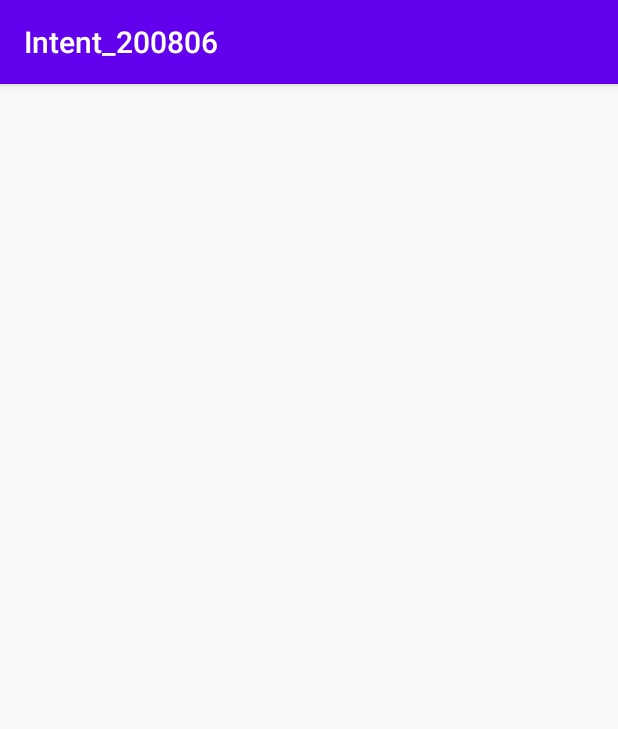
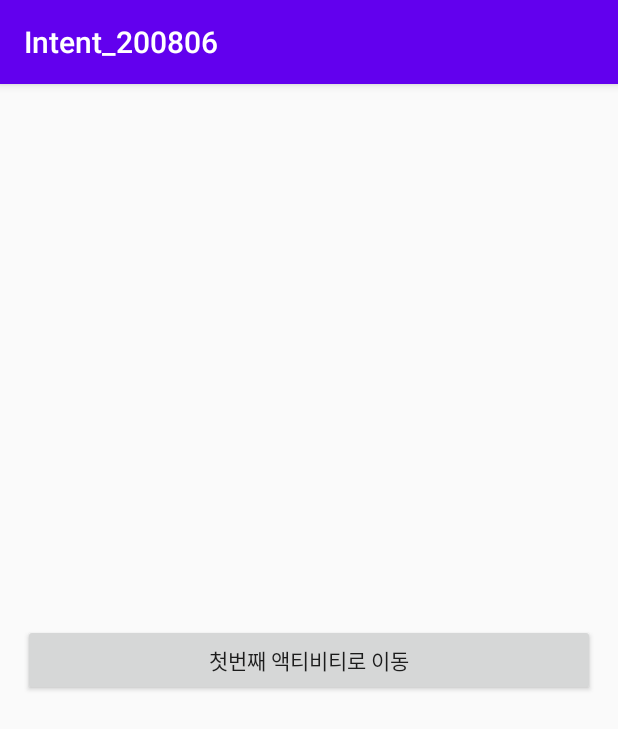
Before and after one commit to saeyan79/Intent_200806, an Android app: the screen it shows after launch (MainActivity), on a phone screen of 412 x 824 dp. Shown: the top 729 px of the screen. Run offline under Robolectric (Android 15) with nearby library versions, the phone set to English and light mode, and no system bars.

Commit message:
화면이동용 버튼 추가

```diff
--- a/app/src/main/res/layout/activity_main.xml
+++ b/app/src/main/res/layout/activity_main.xml
@@ -5,8 +5,14 @@
     android:layout_width="match_parent"
     android:layout_height="match_parent"
     android:orientation="vertical"
+    android:padding="15dp"
+    android:gravity="center"
     tools:context=".MainActivity">
 
+    <Button
+        android:layout_width="match_parent"
+        android:layout_height="wrap_content"
+        android:text="첫번째 액티비티로 이동" />
 
 
 </LinearLayout>
```
